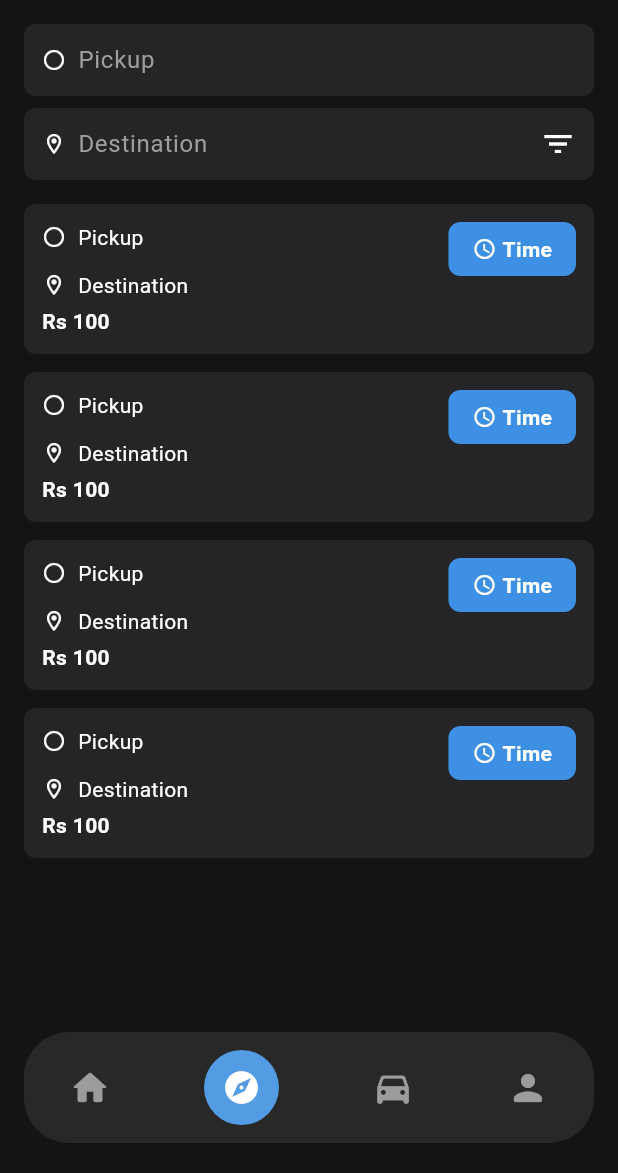
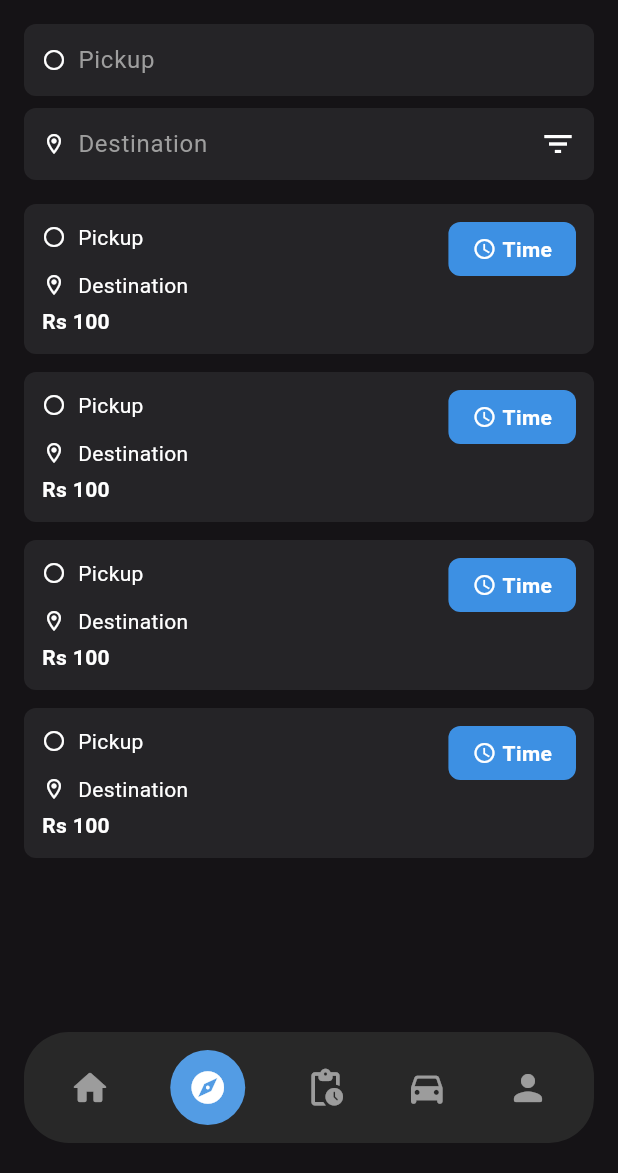
Before and after one commit to AbdulAhadUsman/fastpool-fe, a Flutter app: the RiderExplorePage screen opened directly, on a phone screen of 412 x 824 dp, the part 63-1236 px from its top. Run offline on Flutter 3.47's test engine with Material 3 defaults, Android fonts, the phone set to English and light mode, and no system bars; our stand-ins replace flutter_dotenv, flutter_svg, google_maps_flutter, hive; accounts and stored records are empty; network calls fail; project files that could hold a hidden picture were left out.

Commit message:
add PendingRequests page navigation

```diff
--- a/lib/components/RiderNavBar.dart
+++ b/lib/components/RiderNavBar.dart
@@ -5,6 +5,7 @@ import 'package:fastpool_fe/pages/riderExplore.dart';
 import 'package:fastpool_fe/pages/riderTrips.dart';
 import 'package:fastpool_fe/components/colors.dart';
 import 'package:fastpool_fe/pages/riderProfile.dart';
+import 'package:fastpool_fe/pages/riderPendingRequests.dart';
 
 class RiderNavbar extends StatefulWidget {
   final int initialIndex;
@@ -37,9 +38,12 @@ class _RiderNavbarState extends State<RiderNavbar> {
         targetPage = const RideDiscover();
         break;
       case 2:
+        targetPage = const RiderPendingRequestsPage();
+        break;
+      case 3:
         targetPage = const RiderTripsPage();
         break;
-      case 3:
+      case 4:
         targetPage = const RiderProfile();
         break;
       default:
@@ -74,8 +78,9 @@ class _RiderNavbarState extends State<RiderNavbar> {
         children: [
           _navIcon(icon: Icons.home_rounded, index: 0),
           _navIcon(icon: Icons.explore_rounded, index: 1),
-          _navIcon(icon: Icons.directions_car_rounded, index: 2),
-          _navIcon(icon: Icons.person_rounded, index: 3),
+          _navIcon(icon: Icons.pending_actions_rounded, index: 2),
+          _navIcon(icon: Icons.directions_car_rounded, index: 3),
+          _navIcon(icon: Icons.person_rounded, index: 4),
         ],
       ),
     );
```
